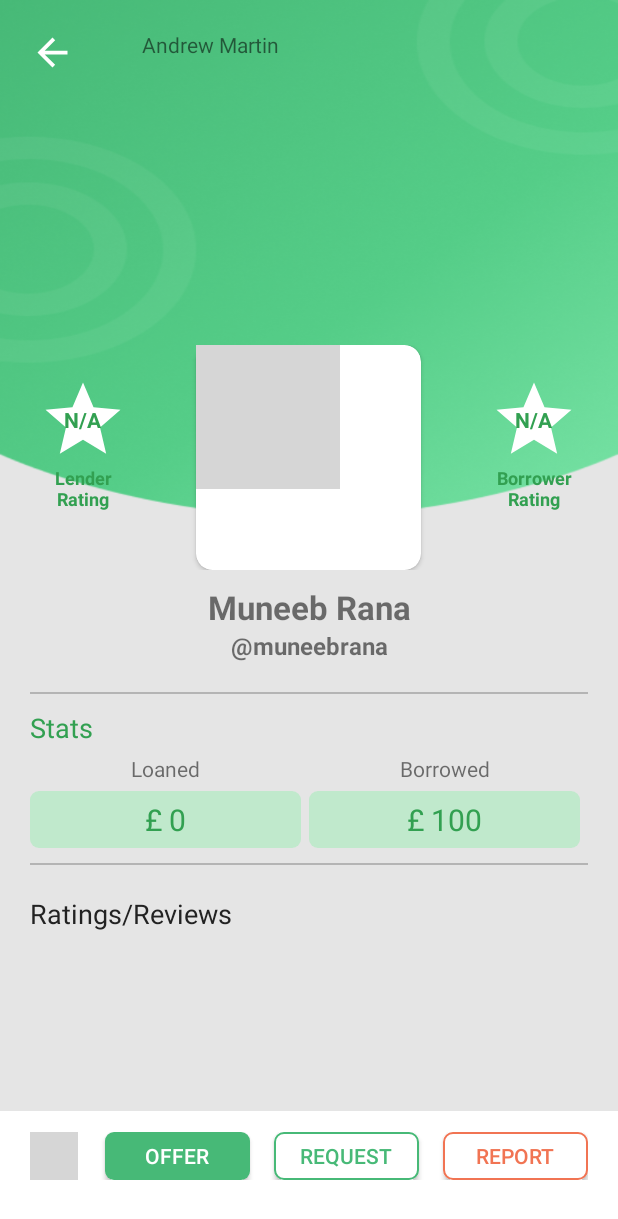
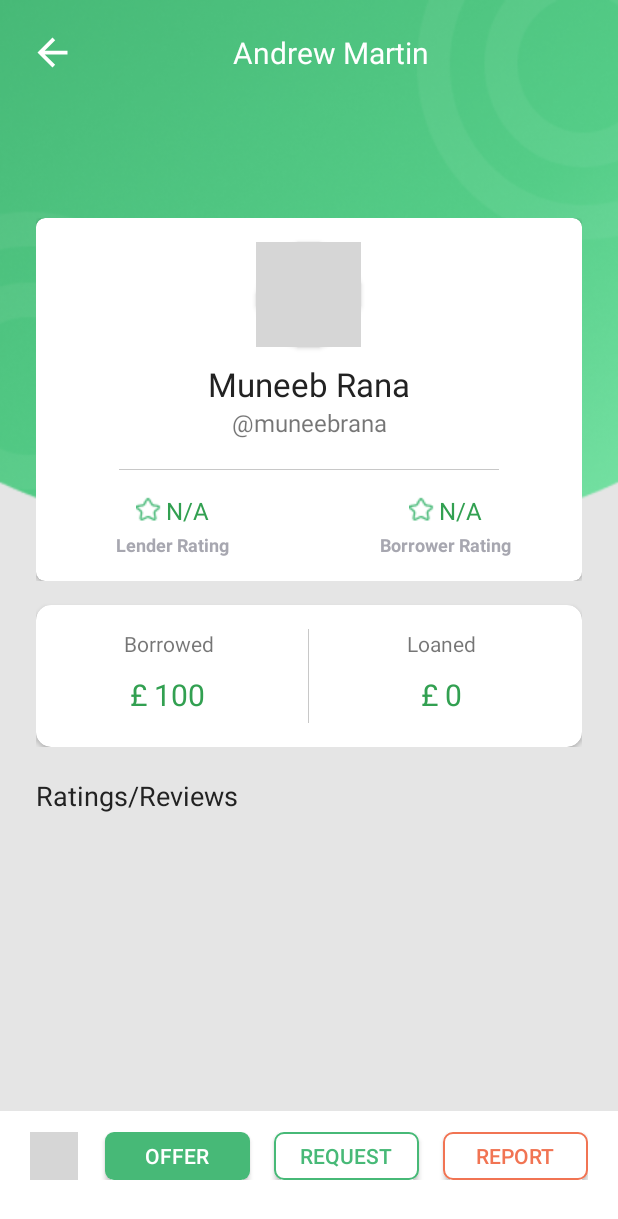
Before and after one commit to ranazain2626/SpotMeZain, an Android app: the UserProfileActivity screen opened directly, with no data from a screen before it, on a phone screen of 412 x 824 dp. Shown: the top 1219 px of the screen. Run offline under Robolectric (Android 15) with nearby library versions, the phone set to English and light mode, and no system bars; our stand-ins replace CircleImageView, Firebase (no records; nobody signed in at launch, a user with empty details on screens opened directly), Picasso, Volley; libraries missing offline, so code that uses them is left out: com.afollestad.materialdialogs, com.stripe.android, net.cachapa.expandablelayout; pictures from the network do not load; 1 statement that could not run was skipped; grey boxes are pictures that could not be loaded.

Commit message:
other user

```diff
--- a/app/src/main/res/layout/activity_user_profile.xml
+++ b/app/src/main/res/layout/activity_user_profile.xml
@@ -94,8 +94,8 @@
 
             <RelativeLayout
                 android:layout_width="match_parent"
-                android:layout_height="350dp"
-                android:background="@drawable/signup_background"
+                android:layout_height="wrap_content"
+                android:background="@drawable/money_backound"
                 android:orientation="vertical">
 
                 <LinearLayout
@@ -108,26 +108,21 @@
                     android:gravity="center"
                     android:orientation="horizontal">
 
-                    <LinearLayout
-                        android:layout_width="match_parent"
-                        android:layout_height="match_parent"
-                        android:layout_weight=".8"
-                        android:orientation="vertical">
-
                     <ImageView
                         android:id="@+id/back_btn"
                         android:layout_width="wrap_content"
                         android:layout_height="wrap_content"
                         app:srcCompat="@drawable/ic_baseline_arrow_back_24" />
 
-                    </LinearLayout>
-
                     <TextView
                         android:id="@+id/textView57"
                         android:layout_width="match_parent"
                         android:layout_height="match_parent"
-                        android:layout_weight=".2"
-                        android:text="Andrew Martin" />
+                        android:layout_weight="0.9"
+                        android:gravity="center"
+                        android:text="Andrew Martin"
+                        android:textColor="#FFFFFF"
+                        android:textSize="20sp" />
 
                 </LinearLayout>
 
@@ -195,56 +190,9 @@
                         android:layout_width="wrap_content"
                         android:layout_height="wrap_content"
                         android:layout_marginTop="20dp"
-                        android:gravity="center">
-
-                        <ImageView
-                            android:id="@+id/imageView7"
-                            android:layout_width="wrap_content"
-                            android:layout_height="wrap_content"
-                            android:src="@drawable/ic_baseline_star_24"
-                            android:tint="@color/white" />
-
-                        <TextView
-                            android:id="@+id/lender_rating"
-                            android:layout_width="wrap_content"
-                            android:layout_height="wrap_content"
-                            android:layout_centerInParent="true"
-                            android:text="N/A"
-                            android:textColor="@color/colorPrimaryDark"
-                            android:textSize="14sp"
-                            android:textStyle="bold" />
-
-                    </RelativeLayout>
-
-                    <TextView
-                        android:id="@+id/lender_rating_txt"
-                        android:layout_width="match_parent"
-                        android:layout_height="wrap_content"
-                        android:text="Lender\nRating"
-                        android:textAlignment="center"
-                        android:textColor="@color/colorPrimaryDark"
-                        android:textSize="12sp"
-                        android:textStyle="bold" />
+                        android:gravity="center"/>
 
                 </LinearLayout>
-
-                <androidx.cardview.widget.CardView
-                    android:id="@+id/covid_card"
-                    android:layout_width="150dp"
-                    android:layout_height="150dp"
-                    android:layout_gravity="center"
-                    android:layout_marginStart="@dimen/spacing_20dp"
-                    android:layout_marginEnd="@dimen/spacing_20dp"
-                    app:cardCornerRadius="11dp"
-                    app:cardElevation="2dp">
-
-                    <ImageView
-                        android:id="@+id/image"
-                        android:layout_width="wrap_content"
-                        android:layout_height="wrap_content"
-                        android:scaleType="centerCrop"
-                        app:srcCompat="@drawable/com_facebook_profile_picture_blank_square" />
-                </androidx.cardview.widget.CardView>
 
                 <LinearLayout
                     android:layout_width="0dp"
@@ -258,36 +206,7 @@
                         android:layout_width="wrap_content"
                         android:layout_height="wrap_content"
                         android:layout_marginTop="20dp"
-                        android:gravity="center">
-
-                        <ImageView
-                            android:id="@+id/imageView7"
-                            android:layout_width="wrap_content"
-                            android:layout_height="wrap_content"
-                            android:src="@drawable/ic_baseline_star_24"
-                            android:tint="@color/white" />
-
-                        <TextView
-                            android:id="@+id/borrower_rating"
-                            android:layout_width="wrap_content"
-                            android:layout_height="wrap_content"
-                            android:layout_centerInParent="true"
-                            android:text="N/A"
-                            android:textColor="@color/colorPrimaryDark"
-                            android:textSize="14sp"
-                            android:textStyle="bold" />
-
-                    </RelativeLayout>
-
-                    <TextView
-                        android:id="@+id/borrower_rating_txt"
-                        android:layout_width="match_parent"
-                        android:layout_height="wrap_content"
-                        android:text="Borrower\nRating"
-                        android:textAlignment="center"
-                        android:textColor="@color/colorPrimaryDark"
-                        android:textSize="12sp"
-                        android:textStyle="bold" />
+                        android:gravity="center"/>
 
                 </LinearLayout>
 
@@ -296,9 +215,39 @@
             <LinearLayout
                 android:layout_width="match_parent"
                 android:layout_height="match_parent"
-                android:layout_marginLeft="20dp"
-                android:layout_marginRight="20dp"
+                android:layout_marginLeft="24dp"
+                android:layout_marginTop="-120dp"
+                android:layout_marginRight="24dp"
                 android:orientation="vertical">
+
+                <androidx.cardview.widget.CardView
+                    android:layout_width="match_parent"
+                    android:layout_height="wrap_content"
+                    app:cardCornerRadius="6dp">
+
+                    <LinearLayout
+                        android:layout_width="match_parent"
+                        android:layout_height="match_parent"
+                        android:orientation="vertical">
+
+                        <androidx.cardview.widget.CardView
+                            android:id="@+id/covid_card"
+                            android:layout_width="70dp"
+                            android:layout_height="70dp"
+                            android:layout_gravity="center"
+                            android:layout_marginStart="@dimen/spacing_20dp"
+                            android:layout_marginTop="16dp"
+                            android:layout_marginEnd="@dimen/spacing_20dp"
+                            app:cardCornerRadius="40dp"
+                            app:cardElevation="2dp">
+
+                            <ImageView
+                                android:id="@+id/image"
+                                android:layout_width="wrap_content"
+                                android:layout_height="wrap_content"
+                                android:scaleType="centerCrop"
+                                app:srcCompat="@drawable/com_facebook_profile_picture_blank_square" />
+                        </androidx.cardview.widget.CardView>
 
                         <TextView
                             android:id="@+id/name"
@@ -307,8 +256,9 @@
                             android:layout_marginTop="10dp"
                             android:text="Muneeb Rana"
                             android:textAlignment="center"
+                            android:textColor="@color/black"
                             android:textSize="22sp"
-                    android:textStyle="bold" />
+                            android:textStyle="normal" />
 
                         <TextView
                             android:id="@+id/username"
@@ -317,7 +267,117 @@
                             android:text="@muneebrana"
                             android:textAlignment="center"
                             android:textSize="16sp"
+                            android:textStyle="normal" />
+
+                        <FrameLayout
+                            android:layout_width="match_parent"
+                            android:layout_height="0.5dp"
+                            android:layout_marginLeft="55dp"
+                            android:layout_marginTop="20dp"
+                            android:layout_marginRight="55dp"
+                            android:background="@color/cardview_shadow_start_color">
+
+                        </FrameLayout>
+
+                        <LinearLayout
+                            android:layout_width="match_parent"
+                            android:layout_height="wrap_content"
+                            android:layout_marginTop="16dp"
+                            android:orientation="horizontal">
+
+                            <LinearLayout
+                                android:layout_width="wrap_content"
+                                android:layout_height="wrap_content"
+                                android:layout_weight="1"
+                                android:gravity="center"
+                                android:orientation="horizontal">
+
+                                <ImageView
+                                    android:id="@+id/imageView27"
+                                    android:layout_width="wrap_content"
+                                    android:layout_height="wrap_content"
+                                    app:srcCompat="@drawable/star_icon" />
+
+                                <TextView
+                                    android:id="@+id/lender_rating"
+                                    android:layout_width="wrap_content"
+                                    android:layout_height="wrap_content"
+                                    android:layout_centerHorizontal="true"
+                                    android:layout_centerVertical="true"
+                                    android:text="N/A"
+                                    android:textColor="@color/colorPrimaryDark"
+                                    android:textSize="16sp"
+                                    android:textStyle="normal" />
+                            </LinearLayout>
+
+                            <LinearLayout
+                                android:layout_width="wrap_content"
+                                android:layout_height="wrap_content"
+                                android:layout_weight="1"
+                                android:gravity="center"
+                                android:orientation="horizontal">
+
+                                <ImageView
+                                    android:id="@+id/imageView27"
+                                    android:layout_width="wrap_content"
+                                    android:layout_height="wrap_content"
+                                    app:srcCompat="@drawable/star_icon" />
+
+                                <TextView
+                                    android:id="@+id/borrower_rating"
+                                    android:layout_width="wrap_content"
+                                    android:layout_height="wrap_content"
+                                    android:layout_centerHorizontal="true"
+                                    android:layout_centerVertical="true"
+                                    android:text="N/A"
+                                    android:textColor="@color/colorPrimaryDark"
+                                    android:textSize="16sp"
+                                    android:textStyle="normal" />
+                            </LinearLayout>
+                        </LinearLayout>
+
+                        <LinearLayout
+                            android:layout_width="match_parent"
+                            android:layout_height="wrap_content"
+                            android:layout_marginTop="3dp"
+                            android:layout_marginBottom="16dp"
+                            android:orientation="horizontal">
+
+                            <TextView
+                                android:id="@+id/lender_rating_txt"
+                                android:layout_width="match_parent"
+                                android:layout_height="wrap_content"
+                                android:layout_weight="1"
+                                android:text="Lender Rating"
+                                android:textAlignment="center"
+                                android:textColor="#A7A7B0"
+                                android:textSize="12sp"
                                 android:textStyle="bold" />
+
+                            <TextView
+                                android:id="@+id/borrower_rating_txt"
+                                android:layout_width="match_parent"
+                                android:layout_height="wrap_content"
+                                android:layout_weight="1"
+                                android:text="Borrower Rating"
+                                android:textAlignment="center"
+                                android:textColor="#A7A7B0"
+                                android:textSize="12sp"
+                                android:textStyle="bold" />
+
+                        </LinearLayout>
+
+                    </LinearLayout>
+
+                </androidx.cardview.widget.CardView>
+            </LinearLayout>
+
+            <LinearLayout
+                android:layout_width="match_parent"
+                android:layout_height="match_parent"
+                android:layout_marginLeft="24dp"
+                android:layout_marginRight="24dp"
+                android:orientation="vertical">
 
                 <LinearLayout
                     android:layout_width="match_parent"
@@ -369,26 +429,21 @@
                         android:textSize="18sp" />
                 </LinearLayout>
 
-                <FrameLayout
-                    android:layout_width="match_parent"
-                    android:layout_height="1dp"
-                    android:layout_marginTop="20dp"
-                    android:background="@color/cardview_shadow_start_color">
-
-                </FrameLayout>
-
-                <TextView
-                    android:id="@+id/textView34"
+                <LinearLayout
                     android:layout_width="match_parent"
                     android:layout_height="wrap_content"
-                    android:layout_marginTop="10dp"
-                    android:text="Stats"
-                    android:textColor="@color/colorPrimaryDark"
-                    android:textSize="18sp" />
+                    android:orientation="horizontal">
+
+                    <androidx.cardview.widget.CardView
+                        android:layout_width="match_parent"
+                        android:layout_height="match_parent"
+                        android:layout_marginTop="16dp"
+                        android:layout_weight="1"
+                        app:cardCornerRadius="10dp">
 
                         <LinearLayout
                             android:layout_width="match_parent"
-                    android:layout_height="wrap_content"
+                            android:layout_height="match_parent"
                             android:orientation="horizontal">
 
                             <LinearLayout
@@ -402,7 +457,53 @@
                                     android:id="@+id/textView17"
                                     android:layout_width="match_parent"
                                     android:layout_height="wrap_content"
+                                    android:layout_marginTop="16dp"
+                                    android:text="Borrowed"
+                                    android:textAlignment="center"
+                                    android:textSize="@dimen/font_14" />
+
+                                <FrameLayout
+                                    android:id="@+id/fm1"
+                                    android:layout_width="match_parent"
+                                    android:layout_height="wrap_content"
+                                    android:layout_gravity="center_vertical"
                                     android:layout_marginTop="5dp"
+                                    android:layout_marginBottom="16dp"
+                                    android:padding="5dp">
+
+                                    <androidx.appcompat.widget.AppCompatTextView
+                                        android:id="@+id/total_borrowed"
+                                        android:layout_width="wrap_content"
+                                        android:layout_height="wrap_content"
+                                        android:layout_gravity="center_horizontal"
+                                        android:layout_weight="1"
+                                        android:text="£ 100"
+                                        android:textColor="@color/colorPrimaryDark"
+                                        android:textSize="20sp" />
+                                </FrameLayout>
+                            </LinearLayout>
+
+                            <FrameLayout
+                                android:layout_width="0.5dp"
+                                android:layout_height="match_parent"
+                                android:layout_marginTop="16dp"
+                                android:layout_marginBottom="16dp"
+                                android:background="@color/cardview_shadow_start_color">
+
+                            </FrameLayout>
+
+                            <LinearLayout
+                                android:layout_width="0dp"
+                                android:layout_height="match_parent"
+                                android:layout_marginRight="5dp"
+                                android:layout_weight="1"
+                                android:orientation="vertical">
+
+                                <TextView
+                                    android:id="@+id/textView17"
+                                    android:layout_width="match_parent"
+                                    android:layout_height="wrap_content"
+                                    android:layout_marginTop="16dp"
                                     android:text="Loaned"
                                     android:textAlignment="center"
                                     android:textSize="@dimen/font_14" />
@@ -413,7 +514,7 @@
                                     android:layout_height="wrap_content"
                                     android:layout_gravity="center_vertical"
                                     android:layout_marginTop="5dp"
-                            android:background="@drawable/custom_icon_back1"
+                                    android:layout_marginBottom="16dp"
                                     android:padding="5dp">
 
                                     <androidx.appcompat.widget.AppCompatTextView
@@ -427,43 +528,8 @@
                                         android:textSize="20sp" />
                                 </FrameLayout>
                             </LinearLayout>
-
-                    <LinearLayout
-                        android:layout_width="0dp"
-                        android:layout_height="match_parent"
-                        android:layout_marginRight="5dp"
-                        android:layout_weight="1"
-                        android:orientation="vertical">
-
-                        <TextView
-                            android:id="@+id/textView17"
-                            android:layout_width="match_parent"
-                            android:layout_height="wrap_content"
-                            android:layout_marginTop="5dp"
-                            android:text="Borrowed"
-                            android:textAlignment="center"
-                            android:textSize="@dimen/font_14" />
-
-                        <FrameLayout
-                            android:id="@+id/fm1"
-                            android:layout_width="match_parent"
-                            android:layout_height="wrap_content"
-                            android:layout_gravity="center_vertical"
-                            android:layout_marginTop="5dp"
-                            android:background="@drawable/custom_icon_back1"
-                            android:padding="5dp">
-
-                            <androidx.appcompat.widget.AppCompatTextView
-                                android:id="@+id/total_borrowed"
-                                android:layout_width="wrap_content"
-                                android:layout_height="wrap_content"
-                                android:layout_gravity="center_horizontal"
-                                android:layout_weight="1"
-                                android:text="£ 100"
-                                android:textColor="@color/colorPrimaryDark"
-                                android:textSize="20sp" />
-                        </FrameLayout>
                         </LinearLayout>
+                    </androidx.cardview.widget.CardView>
 
                     <LinearLayout
                         android:layout_width="0dp"
@@ -542,14 +608,6 @@
                     </LinearLayout>
                 </LinearLayout>
 
-                <FrameLayout
-                    android:layout_width="match_parent"
-                    android:layout_height="1dp"
-                    android:layout_marginTop="10dp"
-                    android:background="@color/cardview_shadow_start_color">
-
-                </FrameLayout>
-
                 <TextView
                     android:id="@+id/textView35"
                     android:layout_width="match_parent"
```
Lines whose indentation alone changed are shown as unchanged.
